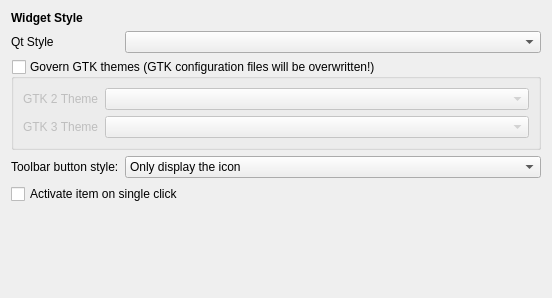
Before: the Qt Designer form lxqt-config-appearance/styleconfig.ui in lxqt/lxqt-config, drawn with Qt 5.
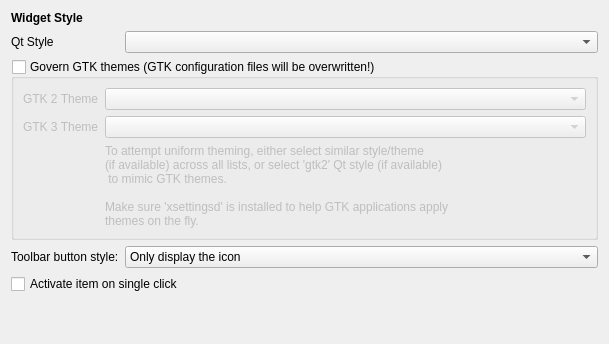
After: the same form once the commit is applied.

Commit message: lxqt-config-appearance: Message about GTK themes inside GTK box.

The edit to the form file:
```diff
--- a/lxqt-config-appearance/styleconfig.ui
+++ b/lxqt-config-appearance/styleconfig.ui
@@ -6,8 +6,8 @@
    <rect>
     <x>0</x>
     <y>0</y>
-    <width>552</width>
-    <height>298</height>
+    <width>609</width>
+    <height>344</height>
    </rect>
   </property>
   <layout class="QFormLayout" name="formLayout">
@@ -76,6 +76,18 @@
         <item row="1" column="1">
          <widget class="QComboBox" name="gtk2ComboBox"/>
         </item>
+        <item row="3" column="1">
+         <widget class="QLabel" name="uniformThemeLabel">
+          <property name="text">
+           <string>To attempt uniform theming, either select similar style/theme
+(if available) across all lists, or select 'gtk2' Qt style (if available)
+ to mimic GTK themes.
+
+Make sure 'xsettingsd' is installed to help GTK applications apply
+themes on the fly.</string>
+          </property>
+         </widget>
+        </item>
        </layout>
       </item>
      </layout>
```
The commit also changes 2 other files.
